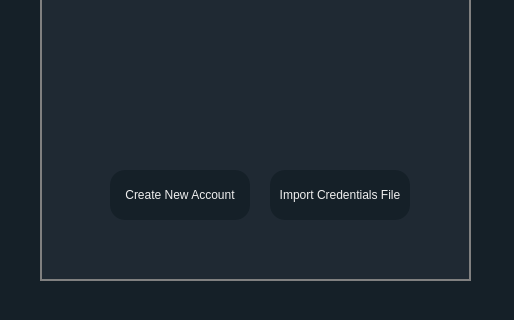
Above: src/Initial_Start_Menu/startScreen.ui from Collin-Varisco/CryptoVault before the change; both pictures show x 0 to 514 and y 320 to 640 of the 514 by 640 pixel window. Below: the same form after it.
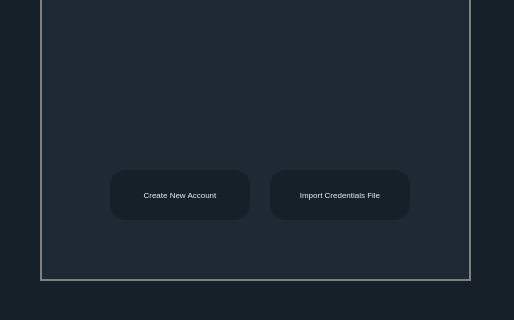
That is the form after the change. Icons and pictures are not drawn.

Commit message: Adjusted windows fonts.

Diff of the .ui file:
```diff
--- a/src/Initial_Start_Menu/startScreen.ui
+++ b/src/Initial_Start_Menu/startScreen.ui
@@ -44,6 +44,11 @@
       <height>50</height>
      </rect>
     </property>
+    <property name="font">
+     <font>
+      <pointsize>6</pointsize>
+     </font>
+    </property>
     <property name="styleSheet">
      <string notr="true">background: #152028;
 color: #efefef;
@@ -63,6 +68,11 @@
       <height>50</height>
      </rect>
     </property>
+    <property name="font">
+     <font>
+      <pointsize>6</pointsize>
+     </font>
+    </property>
     <property name="styleSheet">
      <string notr="true">background: #152028;
 color: #efefef;
```
The commit also changes 3 other files.
